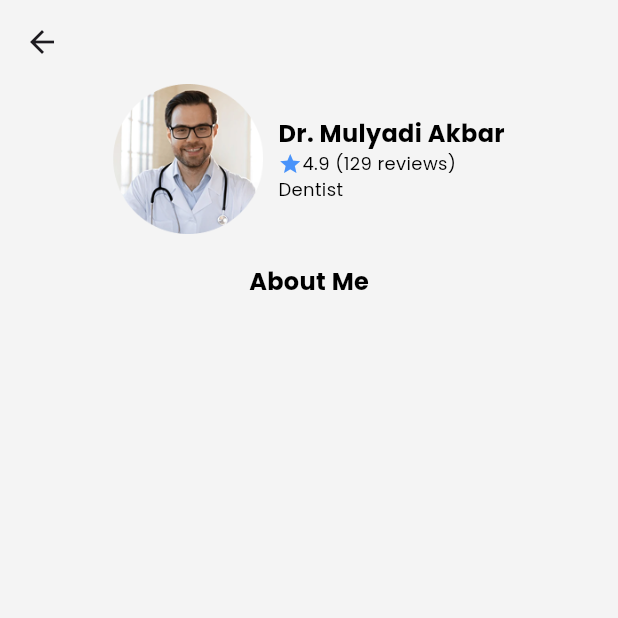
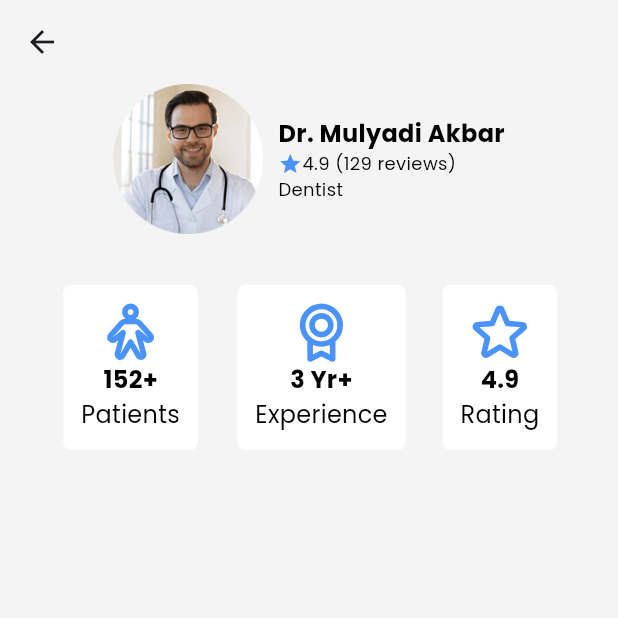
Before and after one commit to radityafadh/sehatsaja-mob, a Flutter app: the DetailDoctorPage screen opened by its route, on a phone screen of 412 x 824 dp, the top half of it. Run offline on Flutter 3.47's test engine with Material 3 defaults, Android fonts, the phone set to English and light mode, and no system bars; our stand-ins replace flutter_svg, get, google_fonts, phosphor_flutter, table_calendar.

Commit message:
push detail transaksi dan detail dokter(state nya blm bener)

```diff
--- /dev/null
+++ b/frontend/lib/content/experience_content.dart
@@ -0,0 +1,8 @@
+import 'package:flutter/material.dart';
+
+class ExperienceContent extends StatelessWidget {
+  @override
+  Widget build(BuildContext context) {
+    return Text('This is the experience section content.');
+  }
+}
--- a/frontend/lib/main.dart
+++ b/frontend/lib/main.dart
@@ -13,6 +13,7 @@ import 'package:frontend/pages/detail_doctor_page.dart';
 import 'package:frontend/pages/setting_page.dart';
 import 'package:frontend/pages/article_history_page.dart';
 import 'package:frontend/pages/transaction_history_page.dart';
+import 'package:frontend/pages/detail_payment_page.dart';
 
 void main() {
   runApp(const MyApp());
@@ -44,6 +45,7 @@ class MyApp extends StatelessWidget {
           name: '/transaction-history',
           page: () => TransactionHistoryPage(),
         ),
+        GetPage(name: '/detail-transaction', page: () => DetailPaymentPage()),
       ],
     );
   }
--- a/frontend/lib/pages/detail_doctor_page.dart
+++ b/frontend/lib/pages/detail_doctor_page.dart
@@ -1,6 +1,8 @@
 import 'package:flutter/material.dart';
 import 'package:google_fonts/google_fonts.dart';
 import 'package:frontend/shared/theme.dart';
+import 'package:frontend/widgets/containerdetail.dart';
+import 'package:phosphor_flutter/phosphor_flutter.dart';
 
 class DetailDoctorPage extends StatelessWidget {
   const DetailDoctorPage({Key? key}) : super(key: key);
@@ -65,13 +67,34 @@ class DetailDoctorPage extends StatelessWidget {
                 ],
               ),
               const SizedBox(height: 20.0),
-              Text(
-                'About Me',
-                style: GoogleFonts.poppins(
-                  fontSize: 16,
-                  fontWeight: bold,
-                  color: blackColor,
-                ),
+              Row(
+                mainAxisAlignment: MainAxisAlignment.spaceEvenly,
+                children: [
+                  Transform.scale(
+                    scale: 0.8, // Reduce size to 80% of original
+                    child: ContainerDetail(
+                      icon: PhosphorIconsBold.person,
+                      name: '152+',
+                      detail: 'Patients',
+                    ),
+                  ),
+                  Transform.scale(
+                    scale: 0.8,
+                    child: ContainerDetail(
+                      icon: PhosphorIconsBold.medal,
+                      name: '3 Yr+',
+                      detail: 'Experience',
+                    ),
+                  ),
+                  Transform.scale(
+                    scale: 0.8,
+                    child: ContainerDetail(
+                      icon: PhosphorIconsBold.star,
+                      name: '4.9',
+                      detail: 'Rating',
+                    ),
+                  ),
+                ],
               ),
             ],
           ),
--- a/frontend/lib/pages/pick_doctor_page.dart
+++ b/frontend/lib/pages/pick_doctor_page.dart
@@ -85,7 +85,7 @@ class _PickDoctorPageState extends State<PickDoctorPage> {
                     name: doctors[index]['name']!,
                     role: doctors[index]['role']!,
                     image: doctors[index]['image']!,
-                    detailPageRoute: '/detail-doctor',
+                    detailPageRoute: '/detail-transaction',
                   );
                 },
               ),
--- /dev/null
+++ b/frontend/lib/widgets/containerdetail.dart
@@ -0,0 +1,49 @@
+import 'package:flutter/material.dart';
+import 'package:phosphor_flutter/phosphor_flutter.dart';
+import 'package:frontend/shared/theme.dart';
+import 'package:google_fonts/google_fonts.dart';
+
+class ContainerDetail extends StatelessWidget {
+  final PhosphorIconData icon;
+  final String name;
+  final String detail;
+
+  const ContainerDetail({
+    Key? key,
+    required this.icon,
+    required this.name,
+    required this.detail,
+  }) : super(key: key);
+
+  @override
+  Widget build(BuildContext context) {
+    return Container(
+      padding: const EdgeInsets.all(15.0),
+      decoration: BoxDecoration(
+        color: whiteColor,
+        borderRadius: const BorderRadius.all(Radius.circular(7.0)),
+      ),
+      child: Column(
+        children: [
+          PhosphorIcon(icon, color: primaryColor, size: 50.0),
+          Text(
+            name,
+            style: GoogleFonts.poppins(
+              fontSize: 20,
+              fontWeight: bold,
+              color: blackColor,
+            ),
+          ),
+          Text(
+            detail,
+            style: GoogleFonts.poppins(
+              fontSize: 20,
+              fontWeight: regular,
+              color: blackColor,
+            ),
+          ),
+        ],
+      ),
+    );
+  }
+}
```
Also changed, not shown: frontend/lib/content/about_content.dart (added, +8 -0 lines), frontend/lib/content/schedule_content.dart (added, +16 -0 lines), frontend/lib/pages/detail_payment_page.dart (added, +238 -0 lines), frontend/lib/widgets/cardbanksimple.dart (added, +57 -0 lines).
